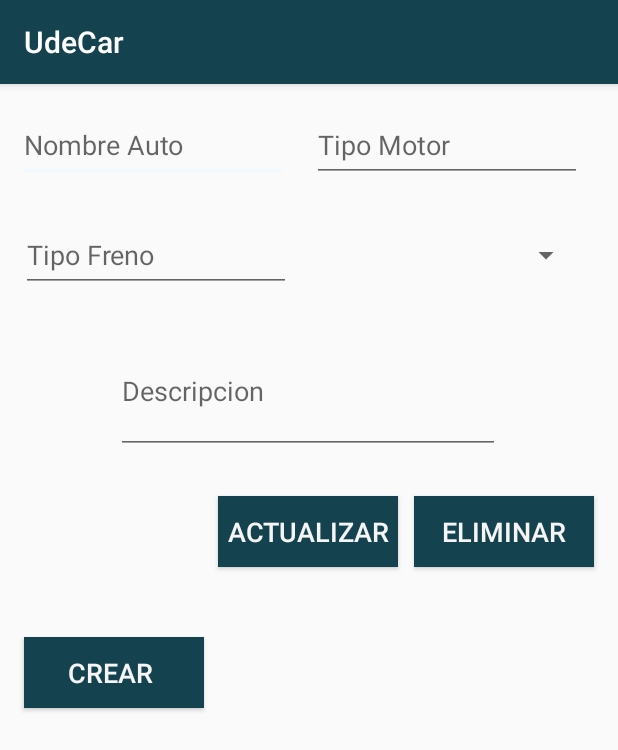
After one commit to cristianpinillostorres/UdeCar, an Android app: the CrearAutos screen opened directly, with no data from a screen before it, on a phone screen of 412 x 824 dp. The commit adds this screen. Shown: the top 750 px of the screen. Run offline under Robolectric (Android 15) with nearby library versions, the phone set to English and light mode, and no system bars; our stand-ins replace Firebase (no records; nobody signed in at launch, a user with empty details on screens opened directly).

Commit message:
Crud autos-Administrador

```diff
--- a/app/build.gradle
+++ b/app/build.gradle
@@ -32,6 +32,7 @@ dependencies {
     implementation 'com.google.firebase:firebase-firestore:22.1.2'
     implementation 'com.google.firebase:firebase-database:16.0.4'
     implementation 'com.google.firebase:firebase-auth:16.0.5'
+    implementation 'androidx.recyclerview:recyclerview:1.2.0'
     testImplementation 'junit:junit:4.12'
     androidTestImplementation 'androidx.test.ext:junit:1.1.2'
     androidTestImplementation 'androidx.test.espresso:espresso-core:3.3.0'
--- a/app/src/main/AndroidManifest.xml
+++ b/app/src/main/AndroidManifest.xml
@@ -9,7 +9,9 @@
         android:roundIcon="@mipmap/ic_launcher_round"
         android:supportsRtl="true"
         android:theme="@style/AppTheme">
-        <activity android:name=".RecuperarContra"></activity>
+        <activity android:name=".PrincipalAdmi"></activity>
+        <activity android:name=".CrearAutos" />
+        <activity android:name=".RecuperarContra" />
         <activity android:name=".PrincipalUsuario" />
         <activity android:name=".Login" />
         <activity android:name=".Registro" />
--- /dev/null
+++ b/app/src/main/java/com/udecar/CrearAutos.java
@@ -0,0 +1,193 @@
+package com.udecar;
+
+import androidx.annotation.NonNull;
+import androidx.appcompat.app.AppCompatActivity;
+
+import android.app.ProgressDialog;
+import android.os.Bundle;
+import android.text.TextUtils;
+import android.view.MenuItem;
+import android.view.View;
+import android.widget.AdapterView;
+import android.widget.ArrayAdapter;
+import android.widget.Button;
+import android.widget.EditText;
+import android.widget.ListView;
+import android.widget.ProgressBar;
+import android.widget.Spinner;
+import android.widget.Toast;
+
+import com.google.firebase.FirebaseApp;
+import com.google.firebase.database.DataSnapshot;
+import com.google.firebase.database.DatabaseError;
+import com.google.firebase.database.DatabaseReference;
+import com.google.firebase.database.FirebaseDatabase;
+import com.google.firebase.database.ValueEventListener;
+import com.udecar.Datos.Autos;
+
+import java.util.ArrayList;
+import java.util.List;
+import java.util.UUID;
+
+public class CrearAutos extends AppCompatActivity implements View.OnClickListener {
+
+    private List<Autos> listAutos = new ArrayList<Autos>();
+    ArrayAdapter<Autos> arrayAdapterAutos;
+
+    private EditText nombreAuto;
+    private EditText tipoFreno;
+    private EditText tipoMotor;
+    private Button btnCrear, btnActualizar, btnEliminar;
+    private Spinner sp_Categoria;
+    private ListView autos;
+
+    private ProgressDialog progressDialog;
+
+    FirebaseDatabase firebaseDatabase;
+    DatabaseReference databaseReference;
+
+    Autos autoSelected;
+
+
+
+    @Override
+    protected void onCreate(Bundle savedInstanceState) {
+        super.onCreate(savedInstanceState);
+        setContentView(R.layout.activity_crear_autos);
+
+        nombreAuto = (EditText) findViewById(R.id.textNombreAuto);
+        tipoFreno = (EditText) findViewById(R.id.txtTipoFreno);
+        tipoMotor = (EditText) findViewById(R.id.txtTipoMotor);
+        btnCrear= (Button) findViewById(R.id.btnCrear);
+        btnActualizar= (Button) findViewById(R.id.btn_Actualizar);
+        btnEliminar= (Button) findViewById(R.id.btn_Eliminar);
+        sp_Categoria = (Spinner) findViewById(R.id.spCategoria);
+
+        autos = (ListView) findViewById(R.id.lvAutos);
+
+
+        firebaseDatabase = firebaseDatabase.getInstance();
+        databaseReference = firebaseDatabase.getReference();
+        listAutos();
+        llenarCategoria();
+
+
+       btnCrear.setOnClickListener(this);
+       btnActualizar.setOnClickListener(this);
+       btnEliminar.setOnClickListener(this);
+
+        autos.setOnItemClickListener(new AdapterView.OnItemClickListener() {
+            @Override
+            public void onItemClick(AdapterView<?> parent, View view, int position, long id) {
+                autoSelected = (Autos) parent.getItemAtPosition(position);
+                nombreAuto.setText(autoSelected.getNombreAuto());
+                tipoFreno.setText(autoSelected.getTipoFreno());
+                tipoMotor.setText(autoSelected.getTipoMotor());
+            }
+        });
+
+    }
+
+    private void llenarCategoria() {
+    }
+
+    private void listAutos() {
+        databaseReference.child("Autos").addValueEventListener(new ValueEventListener() {
+            @Override
+            public void onDataChange(@NonNull DataSnapshot dataSnapshot) {
+                listAutos.clear();
+                for (DataSnapshot objSnaptshot : dataSnapshot.getChildren()){
+                    Autos a = objSnaptshot.getValue(Autos.class);
+                    listAutos.add(a);
+
+                    arrayAdapterAutos = new ArrayAdapter<Autos>(CrearAutos.this, android.R.layout.simple_list_item_1, listAutos);
+                    autos.setAdapter(arrayAdapterAutos);
+                }
+            }
+
+            @Override
+            public void onCancelled(@NonNull DatabaseError databaseError) {
+
+            }
+        });
+    }
+
+
+    private void Registrar (){
+        String nombre = nombreAuto.getText().toString();
+        String freno = tipoFreno.getText().toString();
+        String motor = tipoMotor.getText().toString();
+
+        if (TextUtils.isEmpty(nombre)){
+            Toast.makeText(this, "Por favor ingrese un nombre de auto", Toast.LENGTH_SHORT).show();
+            return;
+        }
+
+        if (TextUtils.isEmpty(freno)){
+            Toast.makeText(this, "Por favor ingrese un tipo de freno", Toast.LENGTH_SHORT).show();
+            return;
+        }
+
+        if (TextUtils.isEmpty(motor)){
+            Toast.makeText(this, "Por favor ingrese un tipo de motor", Toast.LENGTH_SHORT).show();
+            return;
+        }
+        else {
+            Autos a = new Autos();
+            a.setIdAuto(UUID.randomUUID().toString());
+            a.setNombreAuto(nombre);
+            a.setTipoFreno(freno);
+            a.setTipoMotor(motor);
+            databaseReference.child("Autos").child(a.getIdAuto()).setValue(a);
+            Toast.makeText(this, "Agregado", Toast.LENGTH_SHORT).show();
+            limpiarCajas();
+        }
+
+
+
+    }
+
+    private void actualizar(){
+        String nombre = nombreAuto.getText().toString();
+        String freno = tipoFreno.getText().toString();
+        String motor = tipoMotor.getText().toString();
+
+        Autos b = new Autos();
+        b.setIdAuto(autoSelected.getIdAuto());
+        b.setNombreAuto(nombreAuto.getText().toString().trim());
+        b.setNombreAuto(tipoFreno.getText().toString().trim());
+        b.setNombreAuto(tipoMotor.getText().toString().trim());
+        databaseReference.child("Autos").child(b.getIdAuto()).setValue(b);
+        Toast.makeText(this,"Actualizado", Toast.LENGTH_LONG).show();
+        limpiarCajas();
+
+
+    }
+
+    private void eliminar() {
+        Autos p = new Autos();
+        p.setIdAuto(autoSelected.getIdAuto());
+        databaseReference.child("Autos").child(p.getIdAuto()).removeValue();
+        Toast.makeText(this,"Eliminado", Toast.LENGTH_LONG).show();
+        limpiarCajas();
+
+    }
+
+
+    private void limpiarCajas(){
+        nombreAuto.setText("");
+        tipoFreno.setText("");
+        tipoMotor.setText("");
+
+    }
+
+
+    @Override
+    public void onClick(View v) {
+        Registrar();
+        actualizar();
+        eliminar();
+    }
+
+
+}
--- a/app/src/main/java/com/udecar/MainActivity.java
+++ b/app/src/main/java/com/udecar/MainActivity.java
@@ -23,7 +23,10 @@ public class MainActivity extends AppCompatActivity {
         Intent myintent = new Intent(MainActivity.this,VistaSeleccionarAuto.class);
         startActivity(myintent);
     }
-
+    public void vistaAdminitrador(View view){
+        Intent myintent = new Intent(MainActivity.this,CrearAutos.class);
+        startActivity(myintent);
+    }
     public void vistaRegistroUsuario(View view){
         Intent myintent = new Intent(MainActivity.this, Registro.class);
         startActivity(myintent);
--- /dev/null
+++ b/app/src/main/res/layout/activity_crear_autos.xml
@@ -0,0 +1,128 @@
+<?xml version="1.0" encoding="utf-8"?>
+<androidx.constraintlayout.widget.ConstraintLayout xmlns:android="http://schemas.android.com/apk/res/android"
+    xmlns:app="http://schemas.android.com/apk/res-auto"
+    xmlns:tools="http://schemas.android.com/tools"
+    android:layout_width="match_parent"
+    android:layout_height="match_parent"
+    tools:context=".CrearAutos">
+
+    <EditText
+        android:id="@+id/textNombreAuto"
+        android:layout_width="180dp"
+        android:layout_height="49dp"
+        android:layout_marginStart="12dp"
+        android:layout_marginTop="16dp"
+        android:ems="10"
+        android:hint="Nombre Auto"
+        android:inputType="textPersonName"
+        app:layout_constraintStart_toStartOf="parent"
+        app:layout_constraintTop_toTopOf="parent" />
+
+    <EditText
+        android:id="@+id/txtTipoMotor"
+        android:layout_width="180dp"
+        android:layout_height="49dp"
+        android:layout_marginTop="16dp"
+        android:layout_marginEnd="24dp"
+        android:ems="10"
+        android:hint="Tipo Motor"
+        android:inputType="textPersonName"
+        app:layout_constraintEnd_toEndOf="parent"
+        app:layout_constraintTop_toTopOf="parent" />
+
+    <EditText
+        android:id="@+id/txtTipoFreno"
+        android:layout_width="180dp"
+        android:layout_height="49dp"
+        android:layout_marginTop="24dp"
+        android:ems="10"
+        android:hint="Tipo Freno"
+        android:inputType="textPersonName"
+        app:layout_constraintEnd_toStartOf="@+id/spCategoria"
+        app:layout_constraintStart_toStartOf="parent"
+        app:layout_constraintTop_toBottomOf="@+id/textNombreAuto" />
+
+    <Button
+        android:id="@+id/btnCrear"
+        android:layout_width="120dp"
+        android:layout_height="47dp"
+        android:layout_marginStart="16dp"
+        android:layout_marginBottom="260dp"
+        android:background="@color/colorPrimary"
+        android:onClick="onClick"
+        android:scrollbarThumbHorizontal="@color/browser_actions_text_color"
+        android:scrollbarThumbVertical="@color/browser_actions_text_color"
+        android:shadowColor="@color/colorPrimary"
+        android:text="Crear "
+        android:textColor="@color/browser_actions_bg_grey"
+        android:textSize="18sp"
+        app:layout_constraintBottom_toBottomOf="parent"
+        app:layout_constraintStart_toStartOf="parent"
+        app:layout_constraintTop_toBottomOf="@+id/editTextTextPersonName"
+        app:layout_constraintVertical_bias="0.571" />
+
+    <ListView
+        android:id="@+id/lvAutos"
+        android:layout_width="378dp"
+        android:layout_height="238dp"
+        android:layout_marginTop="20dp"
+        app:layout_constraintEnd_toEndOf="parent"
+        app:layout_constraintHorizontal_bias="0.515"
+        app:layout_constraintStart_toStartOf="parent"
+        app:layout_constraintTop_toBottomOf="@+id/btnCrear" />
+
+    <Button
+        android:id="@+id/btn_Actualizar"
+        android:layout_width="120dp"
+        android:layout_height="47dp"
+        android:layout_marginStart="8dp"
+        android:layout_marginTop="28dp"
+        android:layout_marginEnd="8dp"
+        android:background="@color/colorPrimary"
+        android:onClick="onClick"
+        android:text="Actualizar"
+        android:textColor="@color/browser_actions_bg_grey"
+        android:textColorHighlight="@color/browser_actions_bg_grey"
+        android:textSize="18sp"
+        app:layout_constraintEnd_toStartOf="@+id/btn_Eliminar"
+        app:layout_constraintHorizontal_bias="0.333"
+        app:layout_constraintStart_toEndOf="@+id/btnCrear"
+        app:layout_constraintTop_toBottomOf="@+id/editTextTextPersonName" />
+
+    <Button
+        android:id="@+id/btn_Eliminar"
+        android:layout_width="120dp"
+        android:layout_height="47dp"
+        android:layout_marginTop="28dp"
+        android:layout_marginEnd="16dp"
+        android:background="@color/colorPrimary"
+        android:onClick="onClick"
+        android:text="Eliminar"
+        android:textColor="@color/browser_actions_bg_grey"
+        android:textSize="18sp"
+        app:layout_constraintEnd_toEndOf="parent"
+        app:layout_constraintTop_toBottomOf="@+id/editTextTextPersonName" />
+
+    <Spinner
+        android:id="@+id/spCategoria"
+        android:layout_width="180dp"
+        android:layout_height="49dp"
+        android:layout_marginTop="24dp"
+        android:layout_marginEnd="24dp"
+        app:layout_constraintEnd_toEndOf="parent"
+        app:layout_constraintTop_toBottomOf="@+id/txtTipoMotor" />
+
+    <EditText
+        android:id="@+id/editTextTextPersonName"
+        android:layout_width="256dp"
+        android:layout_height="84dp"
+        android:layout_marginTop="24dp"
+        android:ems="10"
+        android:hint="Descripcion"
+        android:inputType="textPersonName"
+        app:layout_constraintEnd_toEndOf="parent"
+        app:layout_constraintHorizontal_bias="0.496"
+        app:layout_constraintStart_toStartOf="parent"
+        app:layout_constraintTop_toBottomOf="@+id/spCategoria" />
+
+</androidx.constraintlayout.widget.ConstraintLayout>
```
Also changed, not shown: app/src/main/java/com/udecar/Datos/Autos.java (added, +48 -0 lines), app/src/main/java/com/udecar/PrincipalAdmi.java (added, +21 -0 lines), app/src/main/res/layout/activity_main.xml (+11 -0 lines), app/src/main/res/layout/activity_principal_admi.xml (added, +18 -0 lines).
